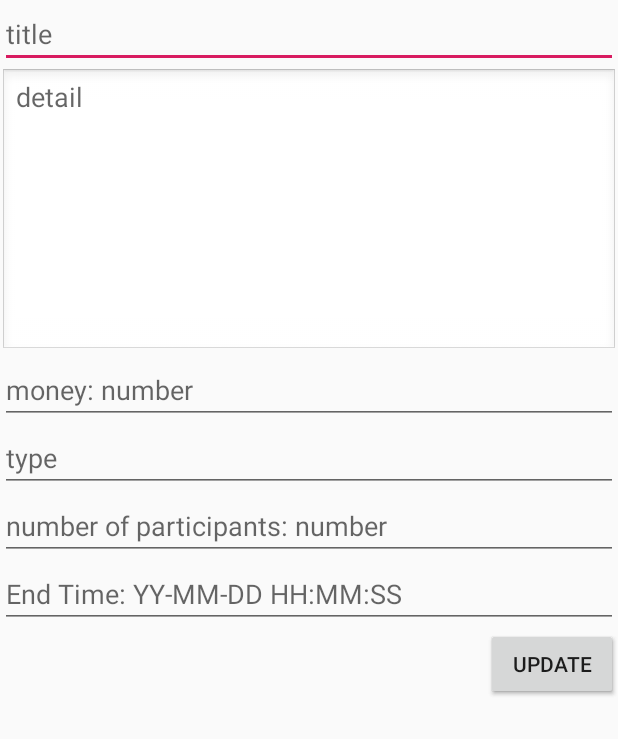
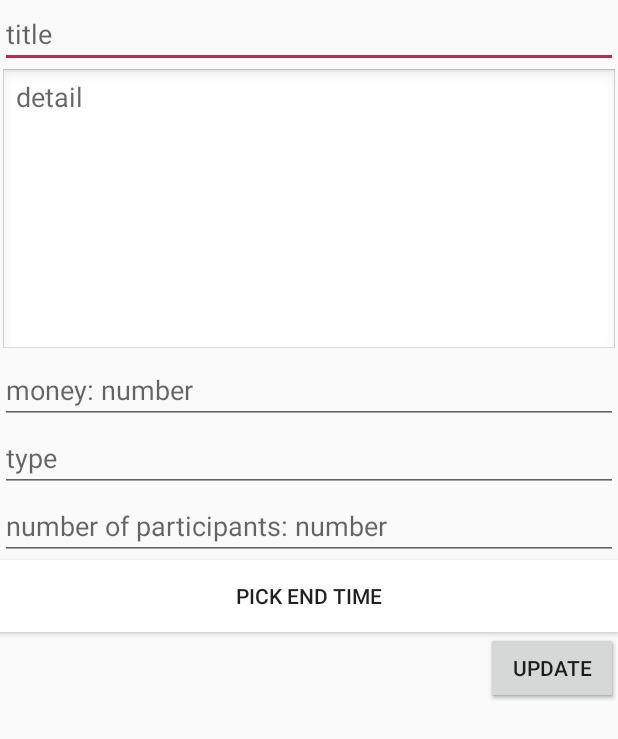
Before and after one commit to sysu-abi/Client, an Android app: the layout activity_edit_task.xml on its own in the app's theme, with its tools: preview values and no code run, on a phone screen of 412 x 824 dp. Shown: the top 739 px of the screen. Run offline under Robolectric (Android 15) with nearby library versions, the phone set to English and light mode, and no system bars; network calls fail.

Commit message:
change time picker(https://github.com/JZXiang/TimePickerDialog)

```diff
--- a/Ceres/app/build.gradle
+++ b/Ceres/app/build.gradle
@@ -35,6 +35,8 @@ dependencies {
     implementation 'io.reactivex.rxjava2:rxjava:2.2.4'
     //nice-spinner
     implementation 'com.github.arcadefire:nice-spinner:1.4.3'
+    //time-picker
+    implementation 'com.jzxiang.pickerview:TimePickerDialog:1.0.1'
 
     implementation fileTree(dir: 'libs', include: ['*.jar'])
     implementation 'androidx.appcompat:appcompat:1.0.2'
--- a/Ceres/app/src/main/res/layout/activity_edit_task.xml
+++ b/Ceres/app/src/main/res/layout/activity_edit_task.xml
@@ -57,21 +57,29 @@
         android:hint="number of participants: number"
         />
 
-    <EditText
-        android:id="@+id/edit_task_end_time"
+    <!--<EditText-->
+        <!--android:id="@+id/edit_task_end_time"-->
+        <!--android:layout_width="match_parent"-->
+        <!--android:layout_height="wrap_content"-->
+        <!--app:layout_constraintLeft_toLeftOf="parent"-->
+        <!--app:layout_constraintTop_toBottomOf="@id/edit_task_total_num"-->
+        <!--android:inputType="datetime"-->
+        <!--android:hint="End Time: YY-MM-DD HH:MM:SS"-->
+        <!--/>-->
+    <Button
+        android:id="@+id/timepicker_btn"
         android:layout_width="match_parent"
         android:layout_height="wrap_content"
-        app:layout_constraintLeft_toLeftOf="parent"
+        android:background="@color/white"
         app:layout_constraintTop_toBottomOf="@id/edit_task_total_num"
-        android:inputType="datetime"
-        android:hint="End Time: YY-MM-DD HH:MM:SS"
+        android:text="Pick End Time"
         />
 
     <Button
         android:id="@+id/edit_task_create_btn"
         android:layout_width="wrap_content"
         android:layout_height="wrap_content"
-        app:layout_constraintTop_toBottomOf="@id/edit_task_end_time"
+        app:layout_constraintTop_toBottomOf="@id/timepicker_btn"
         app:layout_constraintRight_toRightOf="parent"
         android:text="create"
         />
@@ -80,7 +88,7 @@
         android:id="@+id/edit_task_edit_btn"
         android:layout_width="wrap_content"
         android:layout_height="wrap_content"
-        app:layout_constraintTop_toBottomOf="@id/edit_task_end_time"
+        app:layout_constraintTop_toBottomOf="@id/timepicker_btn"
         app:layout_constraintRight_toRightOf="parent"
         android:text="Update"
         />
```
Also changed, not shown: Ceres/app/src/main/java/com/sysu/ceres/activity/EditTaskActivity.java (+69 -12 lines).
